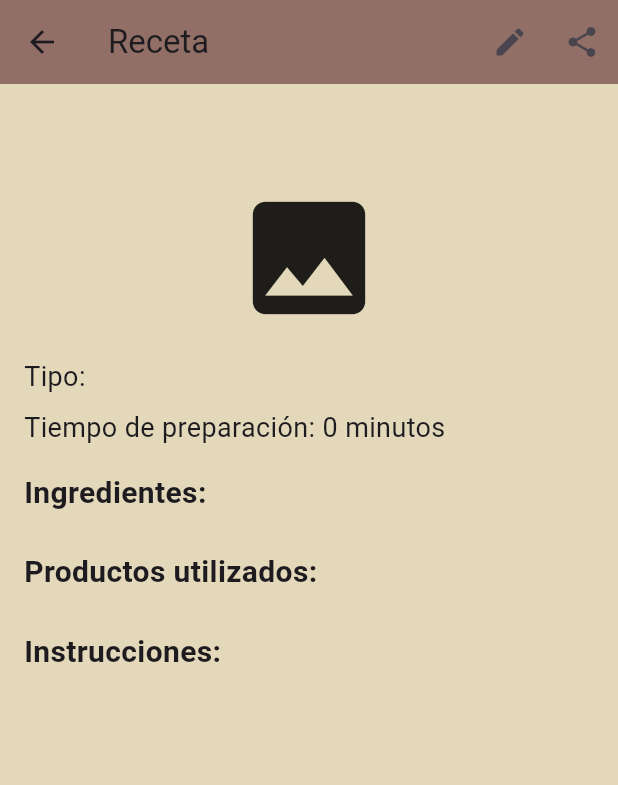
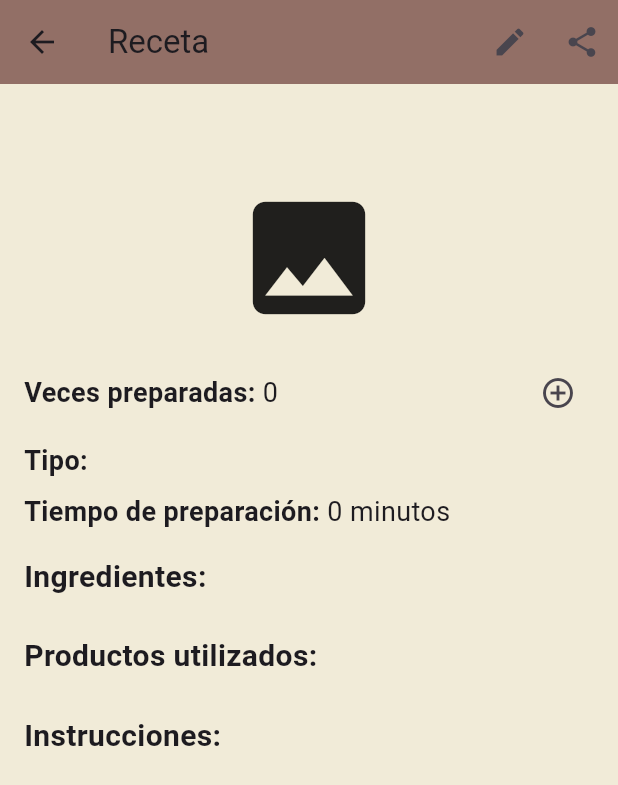
Before and after one commit to Kmilop21/CoffeeBook, a Flutter app: the RecipePage screen opened directly with empty values, on a phone screen of 412 x 824 dp. Shown: the top 785 px of the screen. Run offline on Flutter 3.47's test engine with Material 3 defaults, Android fonts, the light colour scheme and no system bars; our stand-ins replace image_picker, share_plus, sqflite; missing offline and left inert: flutter_email_sender; accounts and stored records are empty.

Commit message:
Modificaiones drawer y veces preparadas

```diff
--- a/lib/pages/recipe_page.dart
+++ b/lib/pages/recipe_page.dart
@@ -199,7 +199,7 @@ class RecipePageState extends State<RecipePage> {
   @override
   Widget build(BuildContext context) {
     return Scaffold(
-      backgroundColor: const Color.fromARGB(255, 227, 217, 186),
+      backgroundColor: const Color.fromARGB(255, 241, 235, 216),
       appBar: AppBar(
         backgroundColor: const Color.fromARGB(255, 146, 111, 102),
         title: const Text('Receta'),
@@ -292,12 +292,58 @@ ${widget.recipe.products.map((product) => '- $product').join('\n')}
             ),
             const SizedBox(height: 16),
             GestureDetector(
+              onTap: () => _editField('Veces preparadas', 'timesPrepared',
+                  _recipe.timesMade.toString()),
+              child: Row(
+                children: [
+                  const Text(
+                    "Veces preparadas: ",
+                    style: TextStyle(
+                      fontSize: 18,
+                      fontWeight: FontWeight.bold, // Bold for the label
+                    ),
+                  ),
+                  Expanded(
+                    child: Text(
+                      _recipe.timesMade.toString(),
+                      style: TextStyle(
+                        fontSize: 18,
+                        decoration:
+                            _isEditing ? TextDecoration.underline : null,
+                      ),
+                    ),
+                  ),
+                  IconButton(
+                    icon: const Icon(Icons.add_circle_outline),
+                    onPressed: () async {
+                      setState(() {
+                        RecipeDbHelper.incrementTimesMade(_recipe.id!);
+                      });
+
+                      // Reload the updated recipe data from the database to reflect the changes
+                      _recipe = await RecipeDbHelper.getRecipeById(_recipe.id!);
+
+                      setState(() {});
+                    },
+                  ),
+                ],
+              ),
+            ),
+            const SizedBox(height: 8),
+            GestureDetector(
               onTap: () => _editField('Tipo', 'type', _recipe.type),
               child: Row(
                 children: [
+                  const Text(
+                    "Tipo: ",
+                    style: TextStyle(
+                      fontSize: 18,
+                      fontWeight: FontWeight.bold, // Bold for the label
+                    ),
+                  ),
                   Expanded(
                     child: Text(
-                      "Tipo: ${_recipe.type}",
+                      _recipe.type,
                       style: TextStyle(
                         fontSize: 18,
                         decoration:
@@ -315,9 +361,16 @@ ${widget.recipe.products.map((product) => '- $product').join('\n')}
                   'preparationTime', _recipe.preparationTime.toString()),
               child: Row(
                 children: [
+                  const Text(
+                    "Tiempo de preparación: ",
+                    style: TextStyle(
+                      fontSize: 18,
+                      fontWeight: FontWeight.bold, // Bold for the label
+                    ),
+                  ),
                   Expanded(
                     child: Text(
-                      "Tiempo de preparación: ${_recipe.preparationTime} minutos",
+                      "${_recipe.preparationTime} minutos",
                       style: TextStyle(
                         fontSize: 18,
                         decoration:
```
Also changed, not shown: lib/models/recipe_db.dart (+19 -1 lines), lib/pages/home_page.dart (+15 -12 lines), lib/pages/my_barista.dart (+14 -11 lines), lib/pages/my_recipes.dart (+15 -12 lines), lib/pages/your_opinion.dart (+13 -10 lines), 2 other files.
